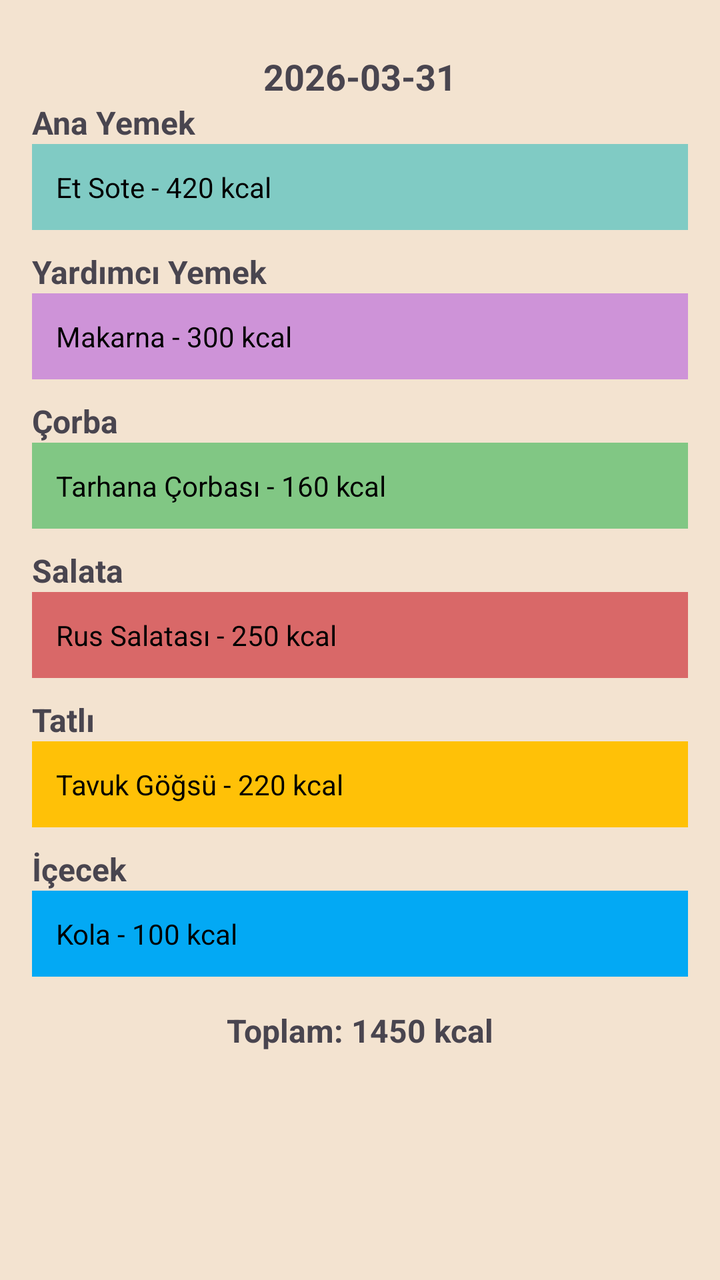
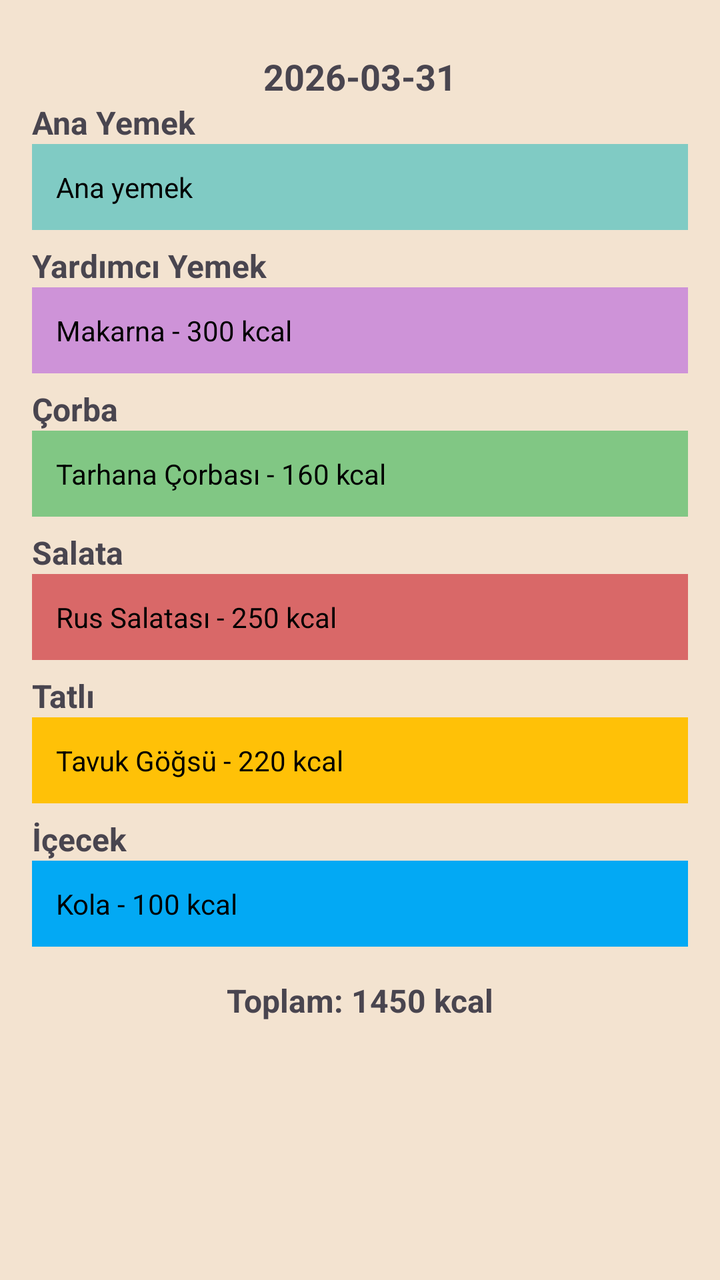

Compare the two renders of this Android layout. The source of the first and the diff that turns it into the second are given below.
<!-- AndroidManifest.xml: application theme Theme.FUYemekhane -->
<!-- res/layout/activity_main.xml -->
<?xml version="1.0" encoding="utf-8"?>
<androidx.constraintlayout.widget.ConstraintLayout xmlns:android="http://schemas.android.com/apk/res/android"
    xmlns:app="http://schemas.android.com/apk/res-auto"
    xmlns:tools="http://schemas.android.com/tools"
    android:id="@+id/main"
    android:layout_width="match_parent"
    android:layout_height="match_parent"
    android:background="@color/main_background"
    tools:context=".MainActivity"
    android:padding="16dp">

    
    <TextView
        android:id="@+id/textDate"
        android:layout_width="wrap_content"
        android:layout_height="wrap_content"
        android:text="2026-03-31"
        android:textSize="18sp"
        android:textStyle="bold"
        app:layout_constraintTop_toTopOf="parent"
        app:layout_constraintStart_toStartOf="parent"
        app:layout_constraintEnd_toEndOf="parent"
        android:layout_marginTop="10dp"
        android:layout_marginBottom="16dp" />

    
    <TextView
        android:id="@+id/anaYemekTitle"
        android:layout_width="wrap_content"
        android:layout_height="wrap_content"
        android:text="Ana Yemek"
        android:textStyle="bold"
        android:textSize="16sp"
        app:layout_constraintTop_toBottomOf="@id/textDate"
        app:layout_constraintStart_toStartOf="parent"/>

    
    <TextView
        android:id="@+id/anaYemek"
        android:layout_width="0dp"
        android:layout_height="wrap_content"
        android:text="Et Sote - 420 kcal"
        android:padding="12dp"
        android:background="@color/teal_200"
        android:textColor="@android:color/black"
        app:layout_constraintTop_toBottomOf="@id/anaYemekTitle"
        app:layout_constraintStart_toStartOf="parent"
        app:layout_constraintEnd_toEndOf="parent"/>

    
    <TextView
        android:id="@+id/yardimciYemekTitle"
        android:layout_marginTop="10dp"
        android:layout_width="wrap_content"
        android:layout_height="wrap_content"
        android:text="Yardımcı Yemek"
        android:textStyle="bold"
        android:textSize="16sp"
        app:layout_constraintTop_toBottomOf="@id/anaYemek"
        app:layout_constraintStart_toStartOf="parent"/>

    
    <TextView
        android:id="@+id/yardimciYemek"
        android:layout_width="0dp"
        android:layout_height="wrap_content"
        android:text="Makarna - 300 kcal"
        android:padding="12dp"
        android:background="@color/purple_200"
        android:textColor="@android:color/black"
        app:layout_constraintTop_toBottomOf="@id/yardimciYemekTitle"
        app:layout_constraintStart_toStartOf="parent"
        app:layout_constraintEnd_toEndOf="parent"/>

    
    <TextView
        android:id="@+id/corbaTitle"
        android:layout_marginTop="10dp"
        android:layout_width="wrap_content"
        android:layout_height="wrap_content"
        android:text="Çorba"
        android:textStyle="bold"
        android:textSize="16sp"
        app:layout_constraintTop_toBottomOf="@id/yardimciYemek"
        app:layout_constraintStart_toStartOf="parent"/>

    
    <TextView
        android:id="@+id/corba"
        android:layout_width="0dp"
        android:layout_height="wrap_content"
        android:text="Tarhana Çorbası - 160 kcal"
        android:padding="12dp"
        android:background="@color/green"
        android:textColor="@android:color/black"
        app:layout_constraintTop_toBottomOf="@id/corbaTitle"
        app:layout_constraintStart_toStartOf="parent"
        app:layout_constraintEnd_toEndOf="parent"/>

    
    <TextView
        android:id="@+id/salataTitle"
        android:layout_marginTop="10dp"
        android:layout_width="wrap_content"
        android:layout_height="wrap_content"
        android:text="Salata"
        android:textStyle="bold"
        android:textSize="16sp"
        app:layout_constraintTop_toBottomOf="@id/corba"
        app:layout_constraintStart_toStartOf="parent"/>

    
    <TextView
        android:id="@+id/salata"
        android:layout_width="0dp"
        android:layout_height="wrap_content"
        android:text="Rus Salatası - 250 kcal"
        android:padding="12dp"
        android:background="@color/yellow"
        android:textColor="@android:color/black"
        app:layout_constraintTop_toBottomOf="@id/salataTitle"
        app:layout_constraintStart_toStartOf="parent"
        app:layout_constraintEnd_toEndOf="parent"/>

    
    <TextView
        android:id="@+id/tatliTitle"
        android:layout_marginTop="10dp"
        android:layout_width="wrap_content"
        android:layout_height="wrap_content"
        android:text="Tatlı"
        android:textStyle="bold"
        android:textSize="16sp"
        app:layout_constraintTop_toBottomOf="@id/salata"
        app:layout_constraintStart_toStartOf="parent"/>

    
    <TextView
        android:id="@+id/tatli"
        android:layout_width="0dp"
        android:layout_height="wrap_content"
        android:text="Tavuk Göğsü - 220 kcal"
        android:padding="12dp"
        android:background="@color/orange"
        android:textColor="@android:color/black"
        app:layout_constraintTop_toBottomOf="@id/tatliTitle"
        app:layout_constraintStart_toStartOf="parent"
        app:layout_constraintEnd_toEndOf="parent"/>

    
    <TextView
        android:id="@+id/icecekTitle"
        android:layout_marginTop="10dp"
        android:layout_width="wrap_content"
        android:layout_height="wrap_content"
        android:text="İçecek"
        android:textStyle="bold"
        android:textSize="16sp"
        app:layout_constraintTop_toBottomOf="@id/tatli"
        app:layout_constraintStart_toStartOf="parent"/>

    
    <TextView
        android:id="@+id/icecek"
        android:layout_width="0dp"
        android:layout_height="wrap_content"
        android:text="Kola - 100 kcal"
        android:padding="12dp"
        android:background="@color/blue"
        android:textColor="@android:color/black"
        app:layout_constraintTop_toBottomOf="@id/icecekTitle"
        app:layout_constraintStart_toStartOf="parent"
        app:layout_constraintEnd_toEndOf="parent"/>

    
    <TextView
        android:id="@+id/toplamKalori"
        android:layout_width="wrap_content"
        android:layout_height="wrap_content"
        android:text="Toplam: 1450 kcal"
        android:textSize="16sp"
        android:textStyle="bold"
        app:layout_constraintTop_toBottomOf="@id/icecek"
        app:layout_constraintStart_toStartOf="parent"
        app:layout_constraintEnd_toEndOf="parent"
        android:layout_marginTop="16dp"/>

</androidx.constraintlayout.widget.ConstraintLayout>
<!-- resources referenced by this layout -->
<resources>
  <color name="blue">#03A9F4</color>
  <color name="green">#81C784</color>
  <color name="main_background">#F3E3D0</color>
  <color name="orange">#FFC107</color>
  <color name="purple_200">#CE93D8</color>
  <color name="teal_200">#80CBC4</color>
  <color name="yellow">#D96868</color>
  <style name="Theme.FUYemekhane" parent="Base.Theme.FUYemekhane" />
  <style name="Base.Theme.FUYemekhane" parent="Theme.Material3.DayNight">
          <item name="colorPrimary">@color/my_primary</item>
          <item name="colorPrimaryVariant">@color/my_primary_variant</item>
          <item name="colorOnPrimary">@color/white</item>
          <item name="titleTextColor">@android:color/white</item>
      </style>
  <color name="my_primary">#8c0841</color>
  <color name="my_primary_variant">#8c0841</color>
  <color name="white">#FFFFFFFF</color>
</resources>

<!-- the commit's change to res/layout/activity_main.xml (unified diff, before → after) -->
@@ -39,7 +39,7 @@
         android:id="@+id/anaYemek"
         android:layout_width="0dp"
         android:layout_height="wrap_content"
-        android:text="Et Sote - 420 kcal"
+        android:text="Ana yemek"
         android:padding="12dp"
         android:background="@color/teal_200"
         android:textColor="@android:color/black"
@@ -50,7 +50,7 @@
     
     <TextView
         android:id="@+id/yardimciYemekTitle"
-        android:layout_marginTop="10dp"
+        android:layout_marginTop="7dp"
         android:layout_width="wrap_content"
         android:layout_height="wrap_content"
         android:text="Yardımcı Yemek"
@@ -75,7 +75,7 @@
     
     <TextView
         android:id="@+id/corbaTitle"
-        android:layout_marginTop="10dp"
+        android:layout_marginTop="7dp"
         android:layout_width="wrap_content"
         android:layout_height="wrap_content"
         android:text="Çorba"
@@ -100,7 +100,7 @@
     
     <TextView
         android:id="@+id/salataTitle"
-        android:layout_marginTop="10dp"
+        android:layout_marginTop="7dp"
         android:layout_width="wrap_content"
         android:layout_height="wrap_content"
         android:text="Salata"
@@ -125,7 +125,7 @@
     
     <TextView
         android:id="@+id/tatliTitle"
-        android:layout_marginTop="10dp"
+        android:layout_marginTop="7dp"
         android:layout_width="wrap_content"
         android:layout_height="wrap_content"
         android:text="Tatlı"
@@ -150,7 +150,7 @@
     
     <TextView
         android:id="@+id/icecekTitle"
-        android:layout_marginTop="10dp"
+        android:layout_marginTop="7dp"
         android:layout_width="wrap_content"
         android:layout_height="wrap_content"
         android:text="İçecek"
